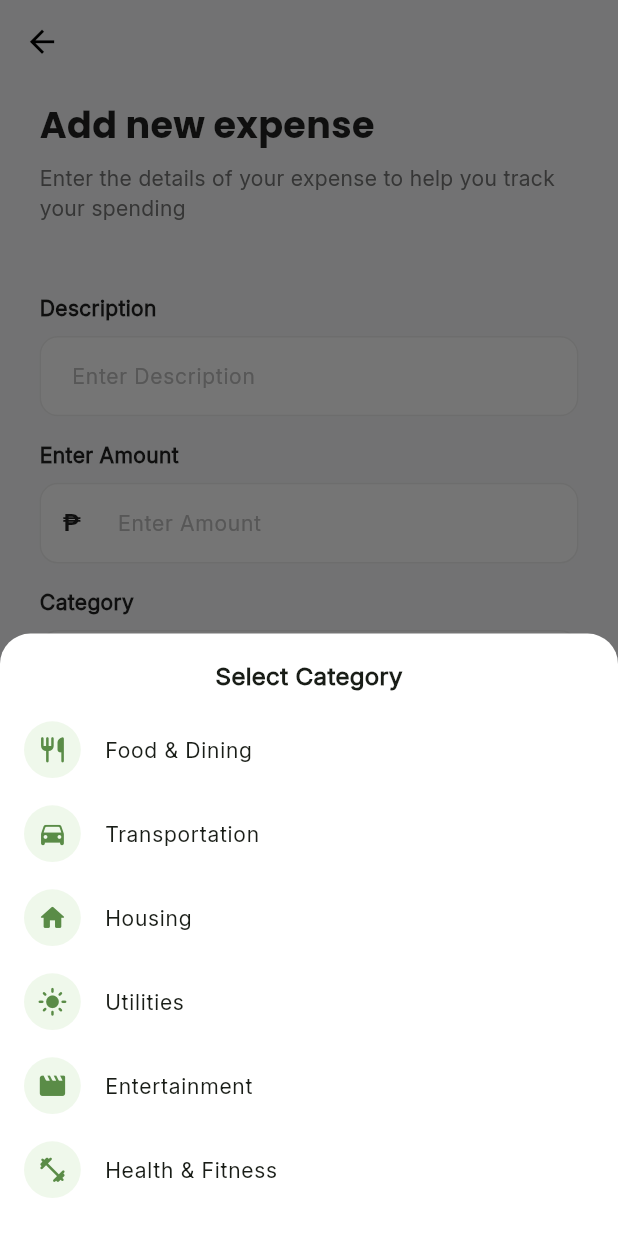
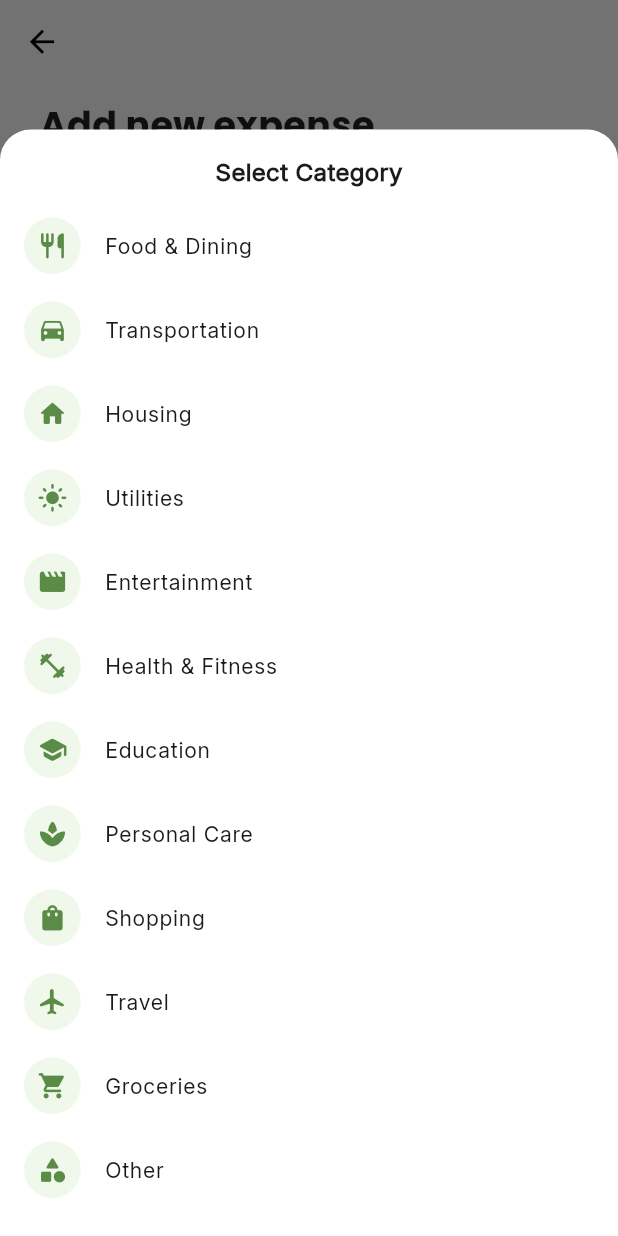
Before and after one commit to shizuiixui/Bytes-Bites, a Flutter app: the AddExpensePage screen opened by its route, after a tap on "Choose a category", on a phone screen of 412 x 824 dp. Run offline on Flutter 3.47's test engine with Material 3 defaults, Android fonts, the phone set to English and light mode, and no system bars; our stand-ins replace flutter_local_notifications, flutter_screenutil, hive, hive_flutter, timezone; accounts and stored records are empty.

Commit message:
refactor: add more categories to each sections

```diff
--- a/bytes_and_bites/lib/core/widgets/categories.dart
+++ b/bytes_and_bites/lib/core/widgets/categories.dart
@@ -36,6 +36,30 @@ final List<ExpenseCategory> expenseCategories = [
     name: 'Health & Fitness',
     icon: Icons.fitness_center_rounded
   ),
+  ExpenseCategory(
+    name: 'Education',
+    icon: Icons.school_rounded
+  ),
+  ExpenseCategory(
+    name: 'Personal Care',
+    icon: Icons.spa_rounded
+  ),
+  ExpenseCategory(
+    name: 'Shopping',
+    icon: Icons.shopping_bag_rounded
+  ),
+  ExpenseCategory(
+    name: 'Travel',
+    icon: Icons.flight_rounded
+  ),
+  ExpenseCategory(
+    name: 'Groceries',
+    icon: Icons.local_grocery_store_rounded
+  ),
+  ExpenseCategory(
+    name: 'Other',
+    icon: Icons.category_rounded
+  ),
 ];
 
 // Subscription Category
@@ -69,6 +93,14 @@ final List<SubscriptionCategory> subscriptionCategories = [
   SubscriptionCategory(
     name: 'Health & Fitness',
     icon: Icons.fitness_center_rounded,
+  ),
+  SubscriptionCategory(
+    name: 'Education & Learning',
+    icon: Icons.school_rounded,
+  ),
+  SubscriptionCategory(
+    name: 'Other',
+    icon: Icons.category_rounded,
   ),
 ];
 
@@ -104,4 +136,16 @@ final List<InventoryCategory> inventoryCategories = [
     name: 'Cleaning Supplies',
     icon: Icons.cleaning_services_rounded,
   ),
+  InventoryCategory(
+    name: 'Pet Supplies',
+    icon: Icons.pets_rounded,
+  ),
+  InventoryCategory(
+    name: 'Stationery & School Supplies',
+    icon: Icons.edit_rounded,
+  ),
+  InventoryCategory(
+    name: 'Other',
+    icon: Icons.category_rounded,
+  ),
 ];
--- a/bytes_and_bites/lib/features/transactions/screens/add_expense_page.dart
+++ b/bytes_and_bites/lib/features/transactions/screens/add_expense_page.dart
@@ -44,6 +44,8 @@ class _AddExpensePageState extends State<AddExpensePage> {
     showModalBottomSheet(
       context: context,
       backgroundColor: Colors.white,
+      isScrollControlled:
+          true,
       shape: RoundedRectangleBorder(
         borderRadius: BorderRadius.vertical(top: Radius.circular(20.r)),
       ),
@@ -63,12 +65,20 @@ class _AddExpensePageState extends State<AddExpensePage> {
                   ),
                 ),
                 SizedBox(height: 10.h),
-                ...expenseCategories.map(
+                // List of categories
+                Flexible(
+                  child: SingleChildScrollView(
+                    child: Column(
+                      mainAxisSize: MainAxisSize.min,
+                      children: expenseCategories
+                          .map(
                             (category) => ListTile(
                               leading: Container(
                                 padding: EdgeInsets.all(8.w),
                                 decoration: BoxDecoration(
-                        color: const Color(0xFFB0DB9C).withOpacity(0.2),
+                                  color: const Color(
+                                    0xFFB0DB9C,
+                                  ).withOpacity(0.2),
                                   shape: BoxShape.circle,
                                 ),
                                 child: Icon(
@@ -79,7 +89,10 @@ class _AddExpensePageState extends State<AddExpensePage> {
                               ),
                               title: Text(
                                 category.name,
-                      style: TextStyle(fontSize: 14.sp, fontFamily: 'Inter'),
+                                style: TextStyle(
+                                  fontSize: 14.sp,
+                                  fontFamily: 'Inter',
+                                ),
                               ),
                               onTap: () {
                                 setState(() {
@@ -87,6 +100,10 @@ class _AddExpensePageState extends State<AddExpensePage> {
                                 });
                                 Navigator.pop(context);
                               },
+                            ),
+                          )
+                          .toList(),
+                    ),
                   ),
                 ),
               ],
```
Lines whose indentation alone changed are shown as unchanged.
